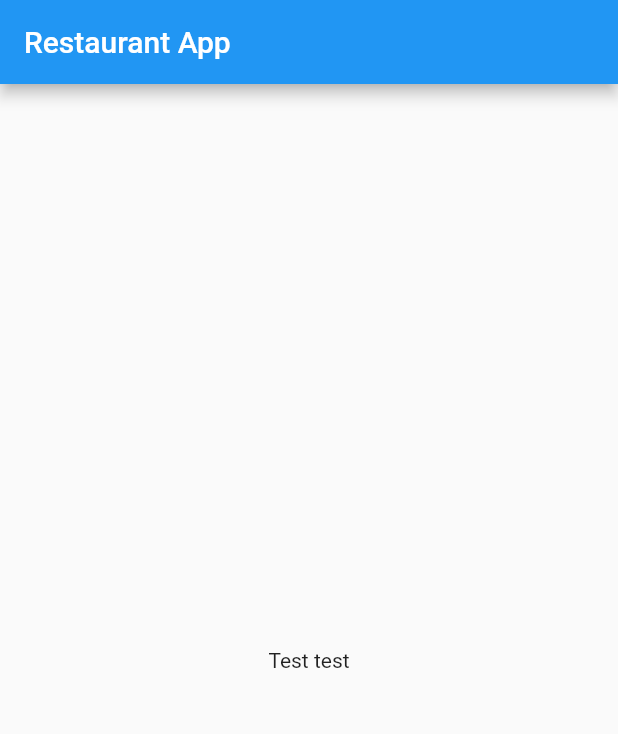
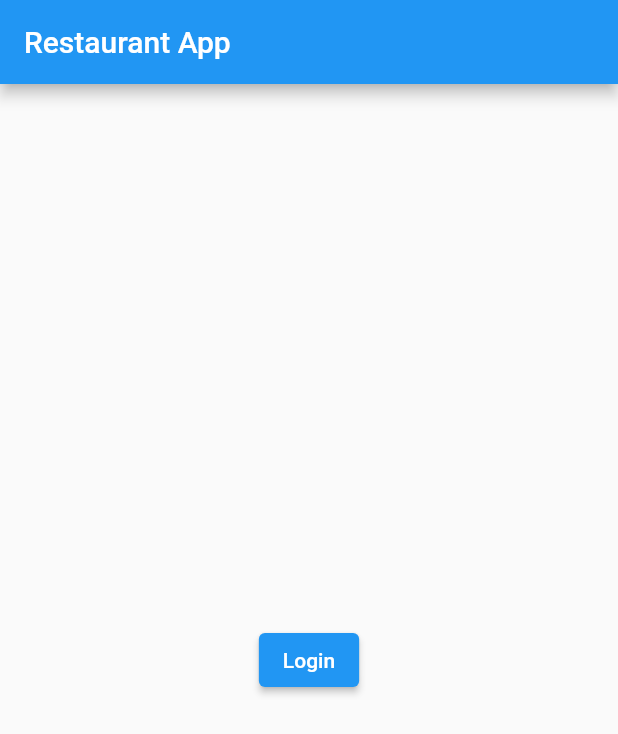
Before and after one commit to irfan87/restaurant_app_flutter, a Flutter app: the screen it shows after launch, on a phone screen of 412 x 824 dp. Shown: the top 734 px of the screen. Run offline on Flutter 3.47's test engine with Material 2 defaults, Android fonts, the phone set to English and light mode, and no system bars.

Commit message:
add new screens login layout and put elevated button as login

```diff
--- a/lib/main.dart
+++ b/lib/main.dart
@@ -1,4 +1,5 @@
 import 'package:flutter/material.dart';
+import 'package:restaurant_app/screens/widget_tree.dart';
 
 void main() {
   runApp(const MyApp());
@@ -15,14 +16,7 @@ class MyApp extends StatelessWidget {
       theme: ThemeData(
         primarySwatch: Colors.blue,
       ),
-      home: Scaffold(
-        appBar: AppBar(
-          title: const Text("Restaurant App"),
-        ),
-        body: Center(
-          child: Text("Test test"),
-        ),
-      ),
+      home: WidgetTree(),
     );
   }
 }
--- /dev/null
+++ b/lib/screens/auth/login.dart
@@ -0,0 +1,23 @@
+import 'package:flutter/material.dart';
+
+class LoginScreen extends StatefulWidget {
+  @override
+  _LoginScreenState createState() => _LoginScreenState();
+}
+
+class _LoginScreenState extends State<LoginScreen> {
+  @override
+  Widget build(BuildContext context) {
+    return Scaffold(
+      appBar: AppBar(
+        title: const Text("Restaurant App"),
+      ),
+      body: Center(
+        child: ElevatedButton(
+          onPressed: () {},
+          child: const Text("Login"),
+        ),
+      ),
+    );
+  }
+}
--- /dev/null
+++ b/lib/screens/widget_tree.dart
@@ -0,0 +1,14 @@
+import 'package:flutter/material.dart';
+import 'package:restaurant_app/screens/auth/login.dart';
+
+class WidgetTree extends StatefulWidget {
+  @override
+  _WidgetTreeState createState() => _WidgetTreeState();
+}
+
+class _WidgetTreeState extends State<WidgetTree> {
+  @override
+  Widget build(BuildContext context) {
+    return LoginScreen();
+  }
+}
```
Also changed, not shown: lib/screens/home/home.dart (added).
